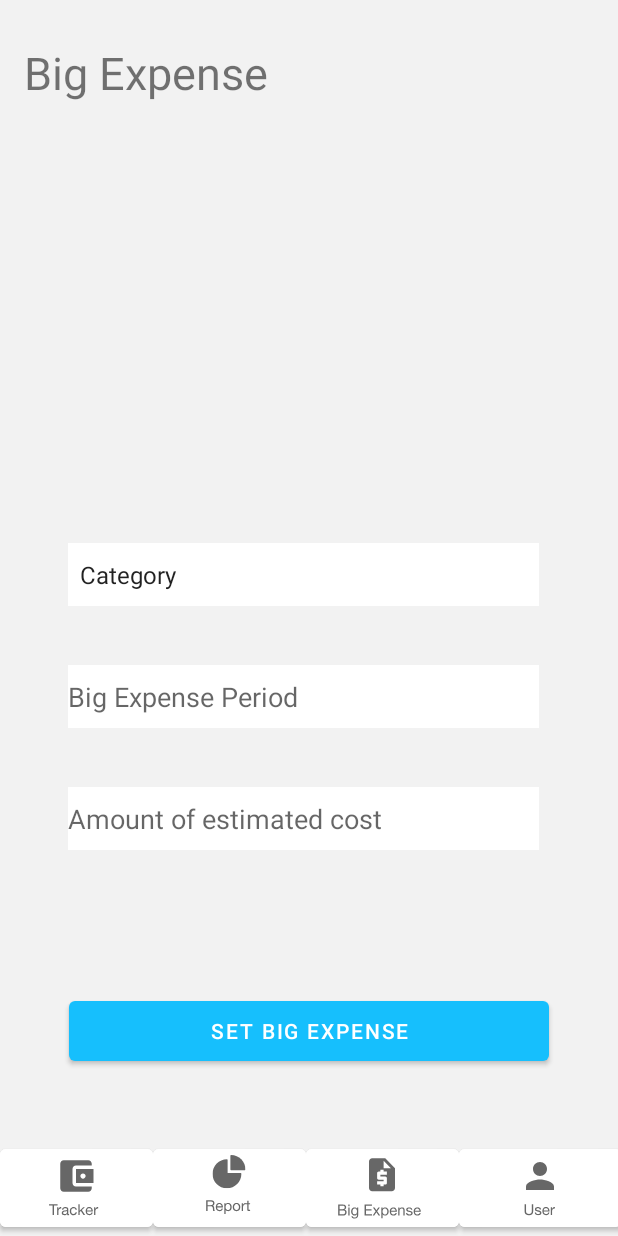
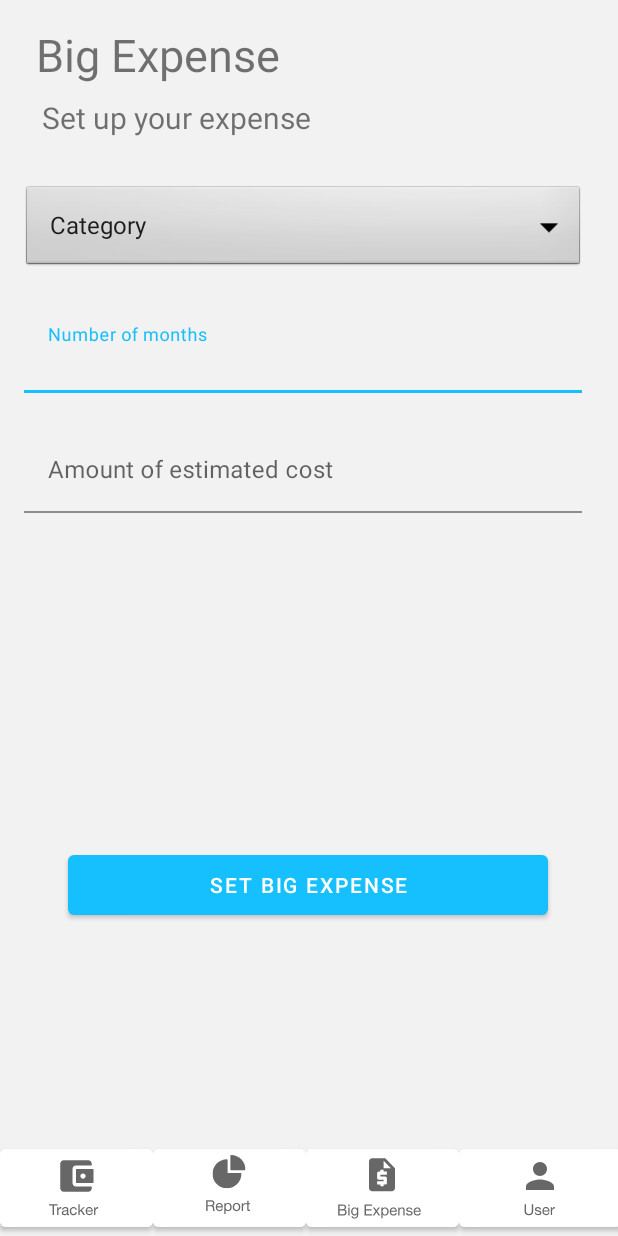
Before and after one commit to KateOber/CSIS-3175, an Android app: the BigExpense_setup screen opened directly, with no data from a screen before it, on a phone screen of 412 x 824 dp. Run offline under Robolectric (Android 15) with nearby library versions, the phone set to English and light mode, and no system bars.

Commit message:
Design changes + error handling

```diff
--- a/EasyMoney/app/src/main/java/com/csis3175project/easymoney/AddSavings.java
+++ b/EasyMoney/app/src/main/java/com/csis3175project/easymoney/AddSavings.java
@@ -29,7 +29,7 @@ public class AddSavings extends AppCompatActivity {
         databaseHelper = new EMDatabase(this);
 
         Button addSavingsbtn = findViewById(R.id.addSavingsbtn);
-        Button addSavingsBackbtn = findViewById(R.id.btnBack);
+        Button addSavingsBackbtn = findViewById(R.id.addSavingsBackbtn);
         TextInputEditText savingsAmount_txt = findViewById(R.id.SavingsammountInput);
 
         addSavingsbtn.setOnClickListener(new View.OnClickListener() {
--- a/EasyMoney/app/src/main/java/com/csis3175project/easymoney/ExpenseTracker.java
+++ b/EasyMoney/app/src/main/java/com/csis3175project/easymoney/ExpenseTracker.java
@@ -139,7 +139,7 @@ public class ExpenseTracker extends AppCompatActivity {
         }
         Calendar month = Calendar.getInstance();
         int monthMaxDays = month.getActualMaximum(Calendar.DAY_OF_MONTH);
-        if(DA == 0){
+        if(DA <= 0){
             DA = (recurringIncome-recurringExpense) / monthMaxDays;
             database.updateDAllowance(DA, username);
         }
--- a/EasyMoney/app/src/main/res/layout/activity_add_expense.xml
+++ b/EasyMoney/app/src/main/res/layout/activity_add_expense.xml
@@ -51,7 +51,8 @@
         app:layout_constraintEnd_toEndOf="parent"
         app:layout_constraintStart_toStartOf="parent"
         tools:layout_editor_absoluteY="182dp"
-        app:layout_constraintTop_toBottomOf="@+id/expenseName">
+        app:layout_constraintTop_toBottomOf="@+id/expenseName"
+        app:prefixText="@string/prefix">
 
         <com.google.android.material.textfield.TextInputEditText
             android:id="@+id/inputAmount"
--- a/EasyMoney/app/src/main/res/layout/activity_big_expense_setup.xml
+++ b/EasyMoney/app/src/main/res/layout/activity_big_expense_setup.xml
@@ -7,95 +7,110 @@
     android:background="@color/gray6"
     tools:context=".BigExpense_setup">
 
-    <EditText
-        android:id="@+id/editTextNumber2"
-        android:layout_width="314dp"
-        android:layout_height="42dp"
-        android:layout_marginStart="2dp"
-        android:layout_marginTop="39dp"
-        android:autofillHints=""
-        android:background="@color/white"
-        android:ems="10"
-        android:hint="@string/bigExHint3"
-        android:inputType="number"
-        app:layout_constraintEnd_toEndOf="parent"
-        app:layout_constraintHorizontal_bias="0.452"
-        app:layout_constraintStart_toStartOf="parent"
-        app:layout_constraintTop_toBottomOf="@+id/BEPeriod" />
-
     <Spinner
         android:id="@+id/txtCatExpGroup"
-        android:layout_width="314dp"
-        android:layout_height="42dp"
-        android:layout_marginStart="2dp"
-        android:layout_marginBottom="420dp"
-        android:background="@color/white"
+        android:layout_width="375dp"
+        android:layout_height="60dp"
+        android:layout_marginStart="16dp"
+        android:layout_marginTop="24dp"
+        android:layout_marginEnd="24dp"
+        android:background="@android:drawable/btn_dropdown"
         android:entries="@array/categoriesExpense"
         android:prompt="@string/bigExHint1"
         android:spinnerMode="dialog"
-        app:layout_constraintBottom_toBottomOf="parent"
         app:layout_constraintEnd_toEndOf="parent"
-        app:layout_constraintHorizontal_bias="0.452"
-        app:layout_constraintStart_toStartOf="parent" />
+        app:layout_constraintStart_toStartOf="parent"
+        app:layout_constraintTop_toBottomOf="@+id/txtSubTitle" />
 
-    <EditText
+
+    <com.google.android.material.textfield.TextInputLayout
+        android:id="@+id/txtPerExpGroup"
+        android:layout_width="match_parent"
+        android:layout_height="wrap_content"
+        android:layout_marginTop="24dp"
+        android:layout_marginStart="16dp"
+        android:layout_marginEnd="24dp"
+        android:hint="@string/hint_numOfMonths"
+        android:inputType="number"
+        android:selectAllOnFocus="true"
+        app:boxBackgroundColor="@color/gray6"
+        app:boxCornerRadiusTopEnd="5dp"
+        app:boxCornerRadiusTopStart="5dp"
+        app:layout_constraintStart_toStartOf="parent"
+        app:layout_constraintTop_toBottomOf="@+id/txtCatExpGroup"
+        >
+    <com.google.android.material.textfield.TextInputEditText
         android:id="@+id/BEPeriod"
-        android:layout_width="314dp"
-        android:layout_height="42dp"
-        android:layout_marginStart="2dp"
-        android:layout_marginTop="39dp"
-        android:autofillHints=""
-        android:background="@color/white"
-        android:ems="10"
-        android:hint="@string/bigExHint2"
-        android:inputType="number"
-        app:layout_constraintEnd_toEndOf="parent"
-        app:layout_constraintHorizontal_bias="0.452"
+        android:layout_width="match_parent"
+        android:layout_height="wrap_content"
+        />
+    </com.google.android.material.textfield.TextInputLayout>
+
+    <com.google.android.material.textfield.TextInputLayout
+        android:id="@+id/editTextNumberLayout"
+        android:layout_width="match_parent"
+        android:layout_height="wrap_content"
+        android:layout_marginTop="24dp"
+        android:layout_marginStart="16dp"
+        android:layout_marginEnd="24dp"
+        android:hint="@string/bigExHint3"
+        android:inputType="numberDecimal"
+        android:selectAllOnFocus="true"
+        app:boxBackgroundColor="@color/gray6"
+        app:boxCornerRadiusTopEnd="5dp"
+        app:boxCornerRadiusTopStart="5dp"
         app:layout_constraintStart_toStartOf="parent"
-        app:layout_constraintTop_toBottomOf="@+id/txtCatExpGroup" />
+        app:layout_constraintTop_toBottomOf="@+id/txtPerExpGroup"
+        app:prefixText="@string/prefix">
+
+
+        <com.google.android.material.textfield.TextInputEditText
+            android:id="@+id/editTextNumber2"
+            android:layout_width="match_parent"
+            android:layout_height="wrap_content"
+            />
+    </com.google.android.material.textfield.TextInputLayout>
+
 
     <TextView
         android:id="@+id/txtTitle"
         android:layout_width="wrap_content"
         android:layout_height="wrap_content"
-        android:layout_marginStart="16dp"
-        android:layout_marginTop="28dp"
+        android:layout_marginStart="24dp"
+        android:layout_marginTop="16dp"
         android:autofillHints=""
         android:ems="10"
-        android:inputType="textPersonName"
         android:text="@string/txtScrNameBE"
         android:textSize="30sp"
         app:layout_constraintStart_toStartOf="parent"
         app:layout_constraintTop_toTopOf="parent" />
 
     <TextView
-        android:id="@+id/txtOutput"
-        android:layout_width="wrap_content"
-        android:layout_height="wrap_content"
-        android:layout_marginStart="176dp"
-        android:layout_marginTop="45dp"
-        android:layout_marginEnd="178dp"
-        android:layout_marginRight="178dp"
-        android:layout_marginBottom="38dp"
-        app:layout_constraintBottom_toTopOf="@+id/imageView2"
-        app:layout_constraintEnd_toEndOf="parent"
+        android:id="@+id/txtSubTitle"
+        android:layout_width="276dp"
+        android:layout_height="33dp"
+        android:layout_marginStart="28dp"
+        android:layout_marginTop="8dp"
+        android:autofillHints=""
+        android:ems="10"
+        android:text="@string/txtScrBESub"
+        android:textSize="20sp"
         app:layout_constraintStart_toStartOf="parent"
-        app:layout_constraintTop_toBottomOf="@+id/BEPeriod" />
+        app:layout_constraintTop_toBottomOf="@+id/txtTitle" />
 
     <Button
         android:id="@+id/btnBigEx"
         android:layout_width="320dp"
         android:layout_height="52dp"
         android:layout_marginStart="45dp"
-        android:layout_marginTop="95dp"
         android:layout_marginEnd="46dp"
-        android:layout_marginBottom="111dp"
+        android:layout_marginBottom="208dp"
         android:color="#36D1DC"
         android:text="@string/btnBigEx"
         app:layout_constraintBottom_toBottomOf="parent"
         app:layout_constraintEnd_toEndOf="parent"
-        app:layout_constraintStart_toStartOf="parent"
-        app:layout_constraintTop_toBottomOf="@+id/editTextNumber2" />
+        app:layout_constraintHorizontal_bias="0.0"
+        app:layout_constraintStart_toStartOf="parent" />
 
     <Button
         android:id="@+id/bigExUsTrackerFoot"
@@ -117,7 +132,8 @@
         app:iconGravity="top"
         app:iconTint="#676767"
         app:layout_constraintBottom_toBottomOf="parent"
-        app:layout_constraintStart_toEndOf="@+id/reportBexTrackerFoot" />
+        app:layout_constraintStart_toEndOf="@+id/reportBexTrackerFoot"
+        />
 
     <Button
         android:id="@+id/reportBexTrackerFoot"
--- a/EasyMoney/app/src/main/res/values/strings.xml
+++ b/EasyMoney/app/src/main/res/values/strings.xml
@@ -127,6 +127,6 @@
     <string name="txt_update_password_sub">Please update your password</string>
     <string name="prompt_new_password">New Password</string>
     <string name="prompt_old_password">Old Password</string>
-
+    <string name="hint_numOfMonths">Number of months</string>
     <!--Kate's Strings End-->
 </resources>
```
Also changed, not shown: EasyMoney/app/src/main/java/com/csis3175project/easymoney/AddIncome.java (+10 -9 lines), EasyMoney/app/src/main/java/com/csis3175project/easymoney/BigExpense_setup.java (+25 -3 lines), EasyMoney/app/src/main/res/layout/activity_add_income.xml (+10 -9 lines), EasyMoney/app/src/main/res/layout/activity_add_savings.xml (+39 -41 lines). Lines whose indentation alone changed are shown as unchanged.
